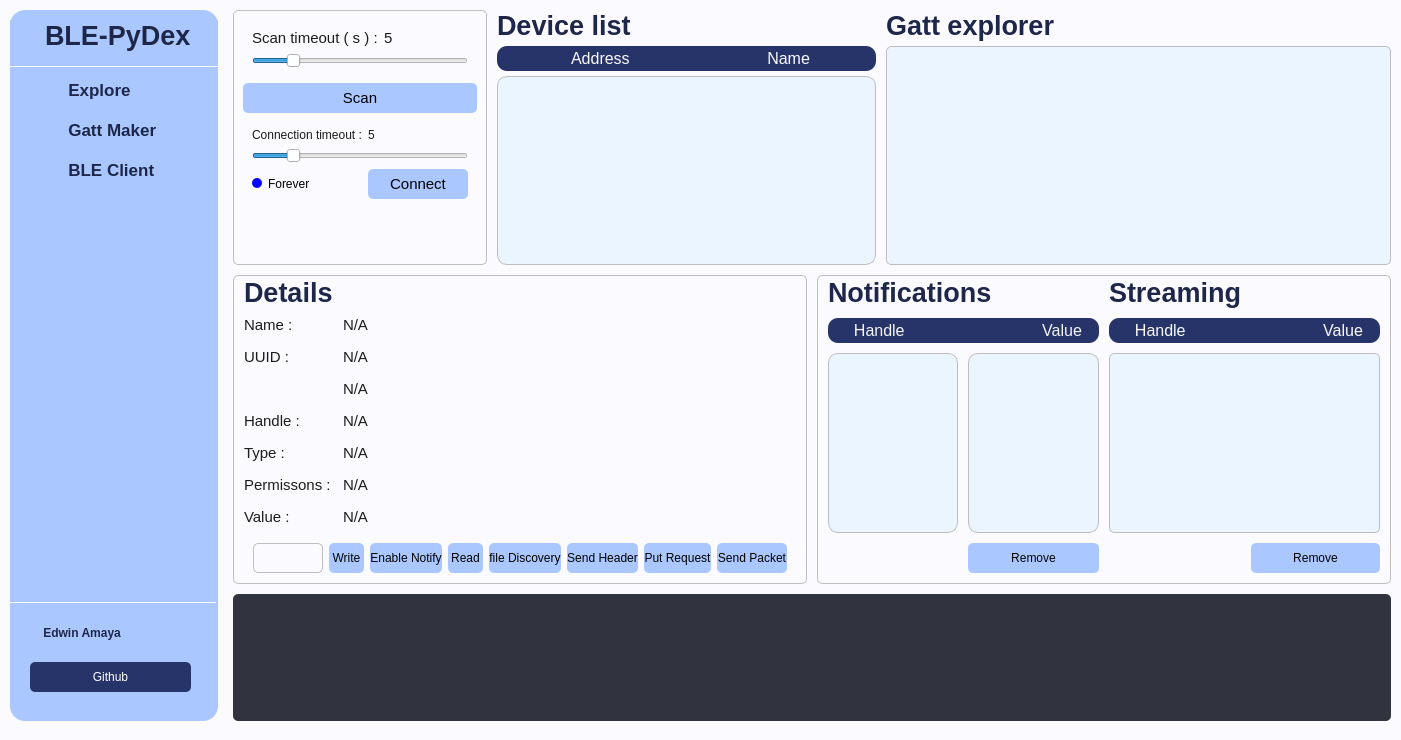
Before: the Qt Designer form BLE_GUI.ui in EdwinFairchild/BLE-PyDex, drawn with Qt 5.
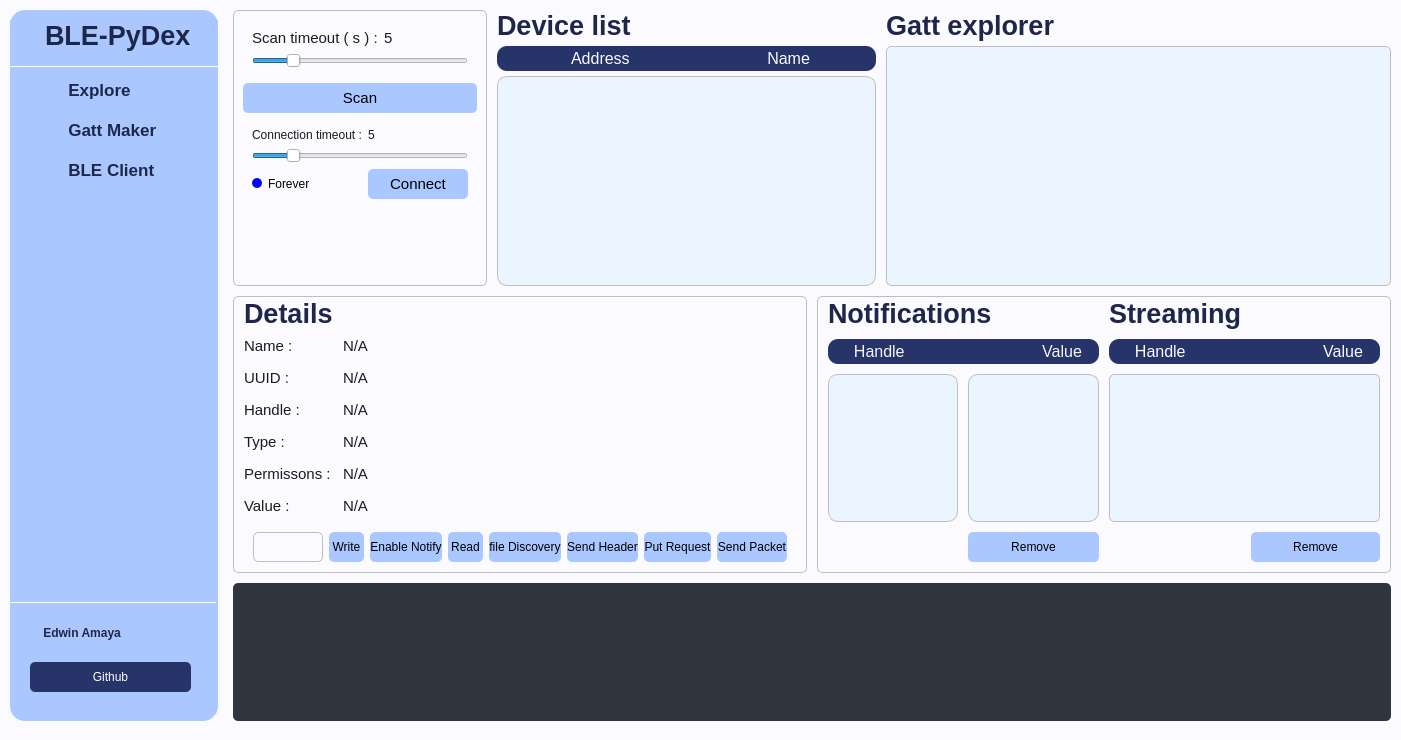
After: the same form once the commit is applied. Custom widgets are drawn as their Qt base class.

Commit message: remove unused label

```diff
--- a/BLE_GUI.ui
+++ b/BLE_GUI.ui
@@ -1689,52 +1689,6 @@
                             </property>
                            </widget>
                           </item>
-                          <item row="2" column="1">
-                           <widget class="QPushButton" name="btnLabelName">
-                            <property name="minimumSize">
-                             <size>
-                              <width>0</width>
-                              <height>30</height>
-                             </size>
-                            </property>
-                            <property name="font">
-                             <font>
-                              <pointsize>11</pointsize>
-                             </font>
-                            </property>
-                            <property name="styleSheet">
-                             <string notr="true">text-align: left;
-color: rgb(28, 28, 28);
-padding-top: 0px;
-</string>
-                            </property>
-                            <property name="text">
-                             <string>N/A</string>
-                            </property>
-                           </widget>
-                          </item>
-                          <item row="4" column="1">
-                           <widget class="QPushButton" name="btnLabelUUID_name">
-                            <property name="minimumSize">
-                             <size>
-                              <width>0</width>
-                              <height>30</height>
-                             </size>
-                            </property>
-                            <property name="font">
-                             <font>
-                              <pointsize>11</pointsize>
-                             </font>
-                            </property>
-                            <property name="styleSheet">
-                             <string notr="true">text-align: left;
-color: rgb(28, 28, 28);</string>
-                            </property>
-                            <property name="text">
-                             <string>N/A</string>
-                            </property>
-                           </widget>
-                          </item>
                           <item row="6" column="0">
                            <widget class="QLabel" name="label_16">
                             <property name="font">
@@ -1870,6 +1824,28 @@
                             </property>
                            </widget>
                           </item>
+                          <item row="2" column="1">
+                           <widget class="QPushButton" name="btnLabelUUID_name">
+                            <property name="minimumSize">
+                             <size>
+                              <width>0</width>
+                              <height>30</height>
+                             </size>
+                            </property>
+                            <property name="font">
+                             <font>
+                              <pointsize>11</pointsize>
+                             </font>
+                            </property>
+                            <property name="styleSheet">
+                             <string notr="true">text-align: left;
+color: rgb(28, 28, 28);</string>
+                            </property>
+                            <property name="text">
+                             <string>N/A</string>
+                            </property>
+                           </widget>
+                          </item>
                          </layout>
                         </widget>
                        </item>
```
The commit also changes 1 other file.
